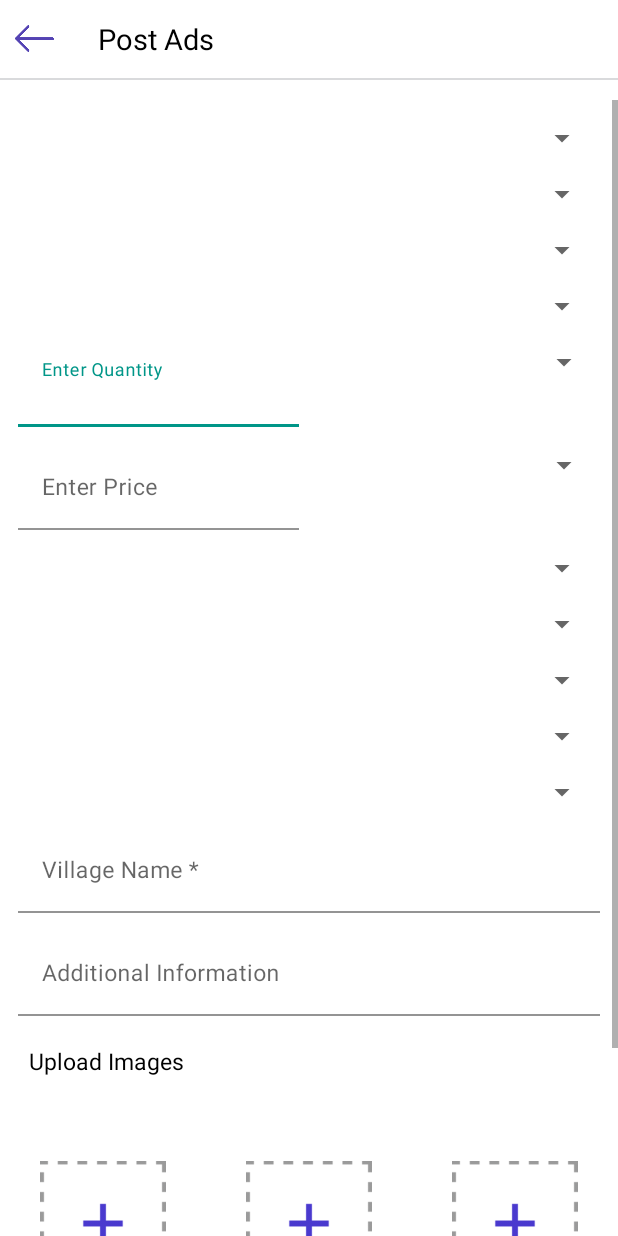
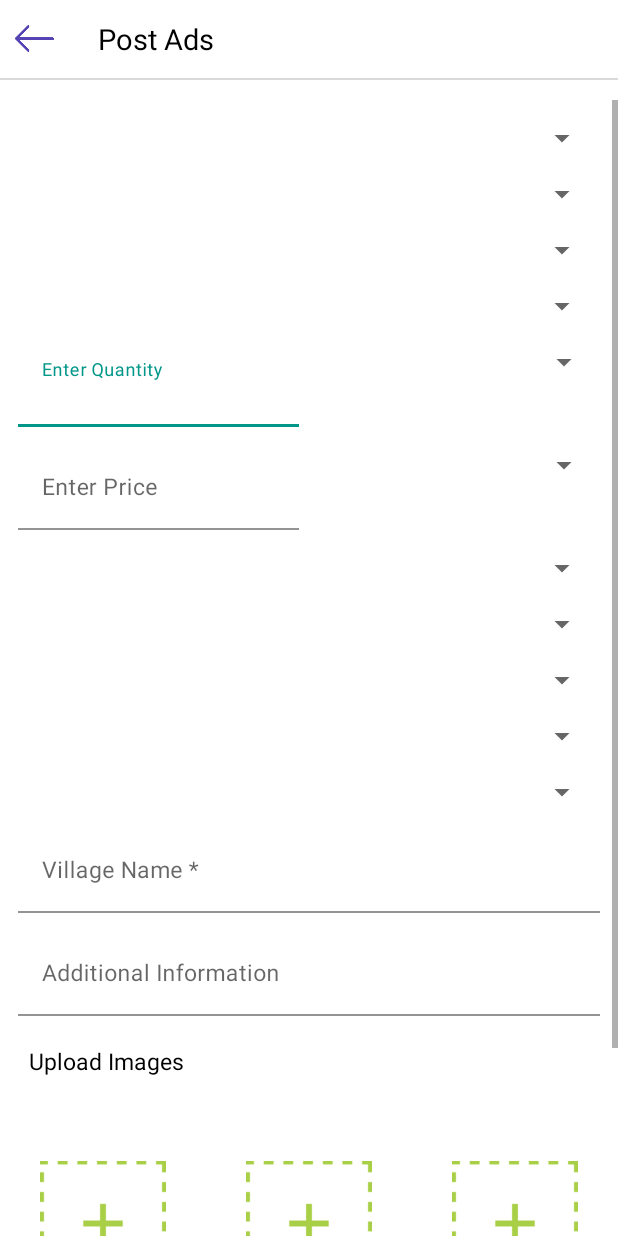
Before and after one commit to piyushshukla177/EKrishiBazaar, an Android app: the PostSellAdsActivity screen opened directly, with no data from a screen before it, on a phone screen of 412 x 824 dp. Run offline under Robolectric (Android 15) with nearby library versions, the light colour scheme and no system bars; our stand-ins replace Volley, sdp/ssp sizes; libraries missing offline, so code that uses them is left out: com.weiwangcn.betterspinner, gun0912.tedbottompicker; plain views replace MaterialBetterSpinner; network calls fail; pictures from the network do not load; 33 statements that could not run were skipped.

Commit message:
post ads

```diff
--- a/app/build.gradle
+++ b/app/build.gradle
@@ -1,7 +1,6 @@
 plugins {
     id 'com.android.application'
 }
-
 android {
     compileSdkVersion 30
     buildToolsVersion "30.0.2"
--- a/app/src/main/java/com/service/ekrishibazaar/PostSellAdsActivity.java
+++ b/app/src/main/java/com/service/ekrishibazaar/PostSellAdsActivity.java
@@ -263,6 +263,10 @@ public class PostSellAdsActivity extends AppCompatActivity {
         district_list.add("Select District");
         ArrayAdapter<String> districtAdapter = new ArrayAdapter<String>(context, android.R.layout.simple_spinner_dropdown_item, district_list);
         district_spinner.setAdapter(districtAdapter);
+
+        block_list.add("Select Block");
+        ArrayAdapter<String> blkAdapter = new ArrayAdapter<String>(context, android.R.layout.simple_spinner_dropdown_item, block_list);
+        block_spinner.setAdapter(blkAdapter);
 
         state_spinner.addTextChangedListener(new TextWatcher() {
             @Override
--- a/app/src/main/res/layout/activity_post_sell_ads.xml
+++ b/app/src/main/res/layout/activity_post_sell_ads.xml
@@ -338,6 +338,7 @@
                         android:layout_width="@dimen/_100sdp"
                         android:layout_height="@dimen/_100sdp"
                         android:layout_margin="@dimen/_10sdp"
+                        app:tint="@color/logo_color"
                         android:src="@drawable/add_image" />
 
                     <ImageView
@@ -363,6 +364,7 @@
                         android:id="@+id/product_image_imageview2"
                         android:layout_width="@dimen/_100sdp"
                         android:layout_height="@dimen/_100sdp"
+                        app:tint="@color/logo_color"
                         android:layout_margin="@dimen/_10sdp"
                         android:src="@drawable/add_image" />
 
@@ -373,6 +375,7 @@
                         android:layout_alignParentTop="true"
                         android:layout_alignParentRight="true"
                         android:layout_marginTop="@dimen/_2sdp"
+
                         android:layout_marginRight="@dimen/_5sdp"
                         android:src="@drawable/ic_clear"
                         android:visibility="gone"
@@ -389,6 +392,7 @@
                         android:id="@+id/product_image_imageview3"
                         android:layout_width="@dimen/_100sdp"
                         android:layout_height="@dimen/_100sdp"
+                        app:tint="@color/logo_color"
                         android:layout_margin="@dimen/_10sdp"
                         android:src="@drawable/add_image" />
 
--- a/app/src/main/res/layout/cattle_ads_layout.xml
+++ b/app/src/main/res/layout/cattle_ads_layout.xml
@@ -98,10 +98,10 @@
                     android:layout_marginTop="5dp"
                     android:layout_marginRight="5dp"
                     android:text=""
-                    android:textStyle="bold"
                     android:textAlignment="center"
                     android:textColor="@color/black"
-                    android:textSize="14sp"></TextView>
+                    android:textSize="14sp"
+                    android:textStyle="bold"></TextView>
 
                 <!--                <TextView-->
                 <!--                    android:id="@+id/block_textview"-->
```
